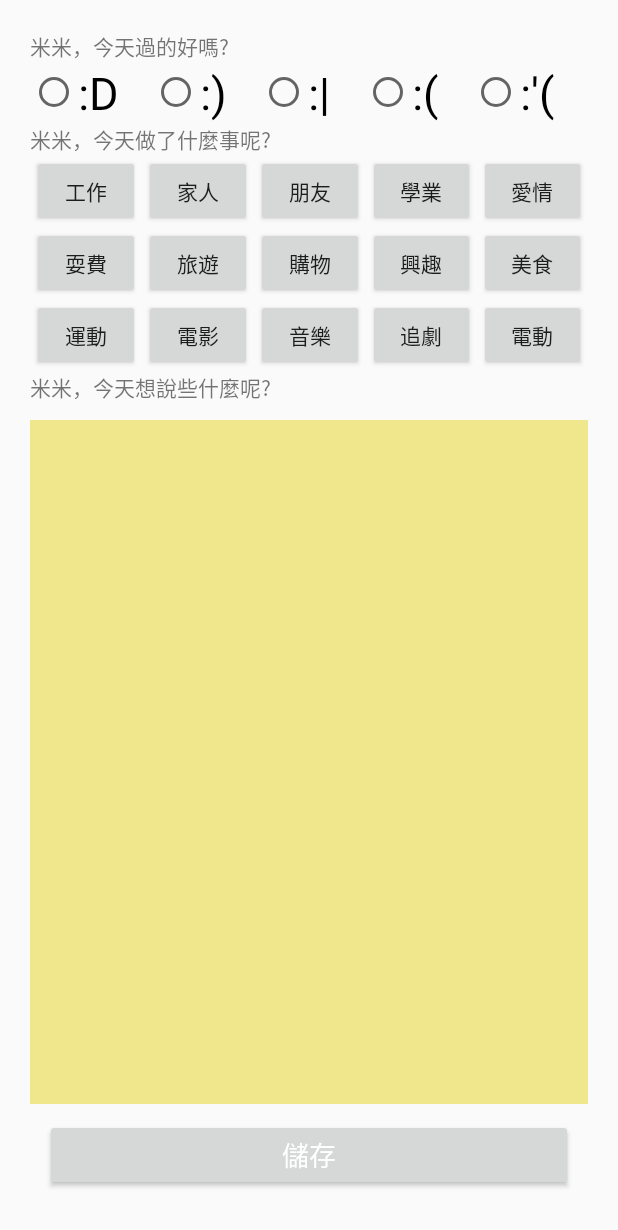
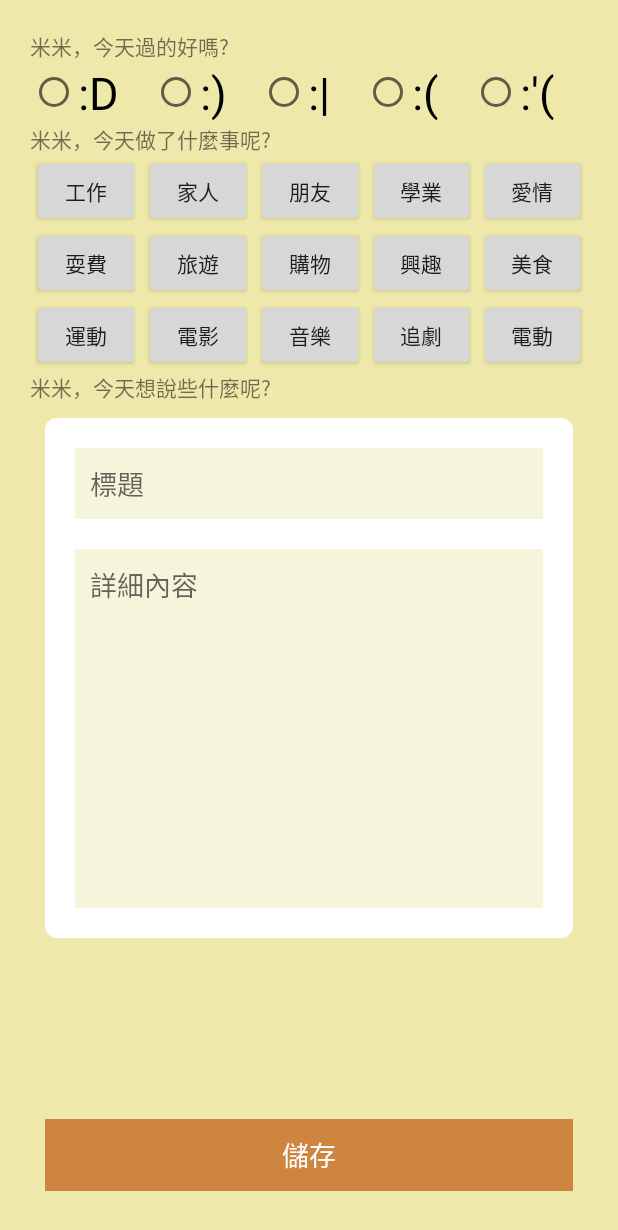
Before and after one commit to ChenChen3636/myBaliApp, an Android app: the DiaryEditActivity screen opened directly, with no data from a screen before it, on a phone screen of 412 x 824 dp. Shown: the top 1230 px of the screen. Run offline under Robolectric (Android 15) with nearby library versions, the phone set to English and light mode, and no system bars; libraries missing offline, so code that uses them is left out: com.facebook.stetho.

Commit message:
資料庫可以新增資料

```diff
--- a/app/src/main/java/com/example/mybali/DiaryEditActivity.java
+++ b/app/src/main/java/com/example/mybali/DiaryEditActivity.java
@@ -4,30 +4,44 @@ import android.content.Intent;
 import android.os.Bundle;
 import android.view.View;
 import android.widget.Button;
+import android.widget.EditText;
 import android.widget.RadioButton;
 
 import androidx.appcompat.app.AppCompatActivity;
 
+import com.example.mybali.RoomDataBase.Diary;
+import com.example.mybali.RoomDataBase.DiaryDatabase;
+import com.facebook.stetho.Stetho;
+
 public class DiaryEditActivity extends AppCompatActivity {
 
-    Button btn_save;
+    private Button btn_save;
+    private EditText titleInput,descriptionInput;
 
     @Override
     protected void onCreate(Bundle savedInstanceState) {
         super.onCreate(savedInstanceState);
         setContentView(R.layout.activity_diary_edit);
-
-        //Demo用，儲存後先跳轉回日記主頁
+        titleInput = findViewById(R.id.titleInput);
+        descriptionInput = findViewById(R.id.descriptionInput);
         btn_save = findViewById(R.id.save_button);
 
-        btn_save.setOnClickListener(new View.OnClickListener() {
-            @Override
-            public void onClick(View view) {
-                Intent intent = new Intent();
-                intent.setClass(DiaryEditActivity.this,DiaryActivity.class);
-                startActivity(intent);
-            }
-        });
+        //---------------------要用的------------
+        btn_save.setOnClickListener((v -> {
+            new Thread(() -> {
+                String title = titleInput.getText().toString();
+                String description = descriptionInput.getText().toString();
+                long createdTime = System.currentTimeMillis();
+
+                if (title.length() == 0 || description.length() == 0) return;
+                Diary diary = new Diary(title,description,createdTime);
+                DiaryDatabase.getInstance(this).getDiaryDao().insertData(diary);
+                runOnUiThread(() -> {
+                    titleInput.setText("");
+                    descriptionInput.setText("");
+                });
+            }).start();
+        }));
     }
 
 
--- /dev/null
+++ b/app/src/main/res/drawable/rounded_corner.xml
@@ -0,0 +1,7 @@
+<?xml version="1.0" encoding="utf-8"?>
+<shape xmlns:android="http://schemas.android.com/apk/res/android"
+    android:shape="rectangle">
+    <solid android:color="@color/white"/>
+    <corners android:radius="8dp"></corners>
+
+</shape>
--- a/app/src/main/res/layout/activity_diary_edit.xml
+++ b/app/src/main/res/layout/activity_diary_edit.xml
@@ -2,6 +2,7 @@
 <RelativeLayout xmlns:android="http://schemas.android.com/apk/res/android"
     android:layout_width="match_parent"
     android:layout_height="match_parent"
+    android:background="@color/palegoldenrod"
     android:padding="20dp">
     <LinearLayout
         android:id="@+id/score_layout"
@@ -197,14 +198,38 @@
                 android:layout_marginLeft="1dp"
                 android:layout_marginRight="1dp"
                 android:text="電動"/>
+
         </LinearLayout>
+        <TextView
+            android:layout_width="wrap_content"
+            android:layout_height="wrap_content"
+            android:text="米米，今天想說些什麼呢?"/>
         <LinearLayout
-            android:layout_width="wrap_content"
-            android:layout_height="wrap_content">
-            <TextView
-                android:layout_width="wrap_content"
+            android:layout_width="match_parent"
+            android:layout_height="wrap_content"
+            android:orientation="vertical"
+            android:padding="10dp"
+            android:layout_margin="10dp"
+            android:background="@drawable/rounded_corner">
+            <EditText
+                android:layout_width="match_parent"
                 android:layout_height="wrap_content"
-                android:text="米米，今天想說些什麼呢?"/>
+                android:id="@+id/titleInput"
+                android:hint="標題"
+                android:background="@color/beige"
+                android:padding="10dp"
+                android:layout_margin="10dp"/>
+            <EditText
+                android:layout_width="match_parent"
+                android:layout_height="wrap_content"
+                android:id="@+id/descriptionInput"
+                android:hint="詳細內容"
+                android:background="@color/beige"
+                android:padding="10dp"
+                android:layout_margin="10dp"
+                android:lines="10"
+                android:gravity="top"/>
+
 
         </LinearLayout>
     </LinearLayout>
@@ -226,30 +251,9 @@
             android:gravity="center"
             android:text="儲存"
             android:textColor="#ffffffff"
+            android:background="@color/peru"
             android:textSize="18sp" />
     </LinearLayout>
 
-    <ScrollView
-        android:layout_width="match_parent"
-        android:layout_height="match_parent"
-        android:layout_below="@+id/score_layout"
-        android:layout_above="@+id/button_layout"
-        android:layout_centerHorizontal="true"
-        android:layout_marginTop="11dp"
-        android:background="@color/khaki"
-        android:orientation="vertical"
-        android:paddingLeft="25dp"
-        android:paddingTop="5dp"
-        android:paddingRight="25dp"
-        android:paddingBottom="5dp">
 
-        <LinearLayout
-            android:id="@+id/content_layout"
-            android:layout_width="match_parent"
-            android:layout_height="match_parent"
-            android:orientation="vertical">
-
-        </LinearLayout>
-
-    </ScrollView>
 </RelativeLayout>
```
Also changed, not shown: app/build.gradle (+10 -0 lines), app/src/main/java/com/example/mybali/DiariesAdapter.java (deleted, +0 -28 lines), app/src/main/java/com/example/mybali/DiaryActivity.java (+16 -24 lines), app/src/main/java/com/example/mybali/DiaryAdapter.java (+98 -47 lines), app/src/main/java/com/example/mybali/DiaryDB.java (deleted, +0 -40 lines), app/src/main/java/com/example/mybali/MainActivity.java (+9 -2 lines), app/src/main/java/com/example/mybali/RoomDataBase/Diary.java (+37 -25 lines), app/src/main/java/com/example/mybali/RoomDataBase/DiaryDao.java (+7 -5 lines), app/src/main/java/com/example/mybali/RoomDataBase/DiaryDatabase.java (+19 -1 lines), app/src/main/res/layout/activity_diary.xml (+17 -4 lines), app/src/main/res/layout/item_diary.xml (+30 -56 lines), 1 other file.
